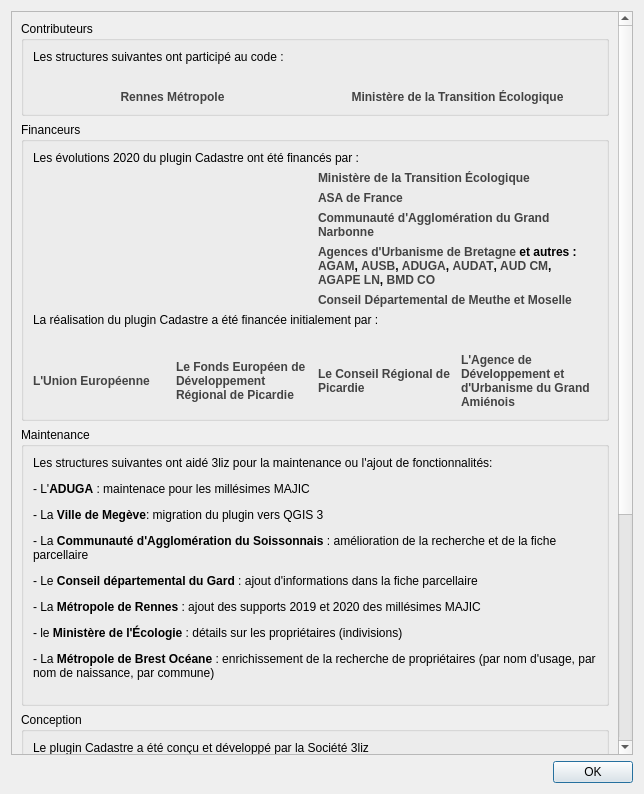
First picture: the form in cadastre/forms/cadastre_about_form.ui, repository 3liz/QgisCadastrePlugin, before the edit.
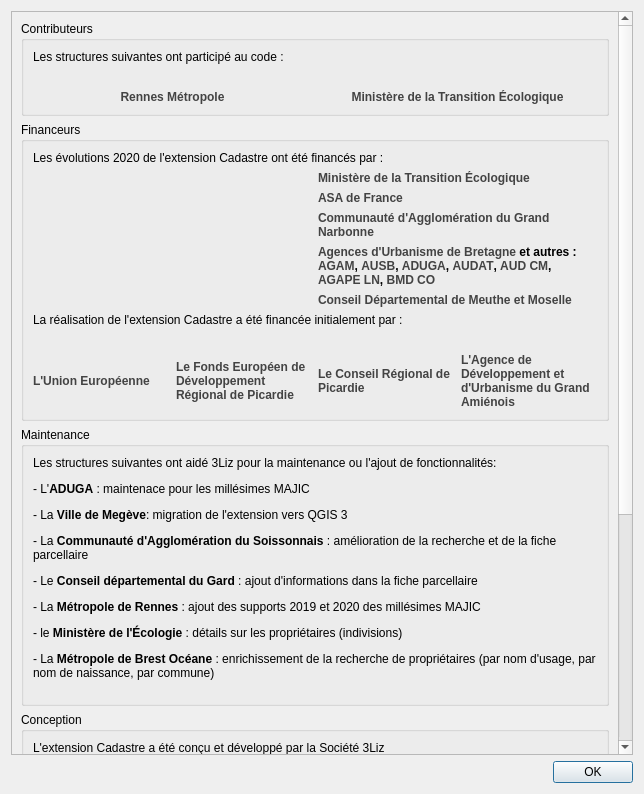
Second picture: the form after the edit.

Commit message: Plugin -> Extension, 3liz -> 3Liz dans un fichier UI

Patch:
```diff
--- a/cadastre/forms/cadastre_about_form.ui
+++ b/cadastre/forms/cadastre_about_form.ui
@@ -122,7 +122,7 @@
           <item>
            <widget class="QLabel" name="label_8">
             <property name="text">
-             <string>Les évolutions 2020 du plugin Cadastre ont été financés par :</string>
+             <string>Les évolutions 2020 de l'extension Cadastre ont été financés par :</string>
             </property>
            </widget>
           </item>
@@ -287,7 +287,7 @@
           <item>
            <widget class="QLabel" name="label_5">
             <property name="text">
-             <string>La réalisation du plugin Cadastre a été financée initialement par :</string>
+             <string>La réalisation de l'extension Cadastre a été financée initialement par :</string>
             </property>
             <property name="wordWrap">
              <bool>true</bool>
@@ -474,7 +474,7 @@
           <item>
            <widget class="QLabel" name="label_21">
             <property name="text">
-             <string>&lt;html&gt;&lt;head/&gt;&lt;body&gt;&lt;p&gt;Les structures suivantes ont aidé 3liz pour la maintenance ou l'ajout de fonctionnalités:&lt;/p&gt;&lt;p&gt;- L'&lt;span style=&quot; font-weight:600;&quot;&gt;ADUGA&lt;/span&gt; : maintenace pour les millésimes MAJIC&lt;/p&gt;&lt;p&gt;- La &lt;span style=&quot; font-weight:600;&quot;&gt;Ville de Megève&lt;/span&gt;: migration du plugin vers QGIS 3&lt;/p&gt;&lt;p&gt;- La &lt;span style=&quot; font-weight:600;&quot;&gt;Communauté d'Agglomération du Soissonnais&lt;/span&gt; : amélioration de la recherche et de la fiche parcellaire&lt;/p&gt;&lt;p&gt;- Le &lt;span style=&quot; font-weight:600;&quot;&gt;Conseil départemental du Gard&lt;/span&gt; : ajout d'informations dans la fiche parcellaire&lt;/p&gt;&lt;p&gt;- La &lt;span style=&quot; font-weight:600;&quot;&gt;Métropole de Rennes&lt;/span&gt; : ajout des supports 2019 et 2020 des millésimes MAJIC&lt;/p&gt;&lt;p&gt;- le &lt;span style=&quot; font-weight:600;&quot;&gt;Ministère de l'Écologie&lt;/span&gt; : détails sur les propriétaires (indivisions)&lt;/p&gt; - La &lt;span style=&quot; font-weight:600;&quot;&gt;Métropole de Brest Océane&lt;/span&gt; : enrichissement de la recherche de propriétaires (par nom d'usage, par nom de naissance, par commune)&lt;/p&gt;&lt;p&gt;&lt;/body&gt;&lt;/html&gt;</string>
+             <string>&lt;html&gt;&lt;head/&gt;&lt;body&gt;&lt;p&gt;Les structures suivantes ont aidé 3Liz pour la maintenance ou l'ajout de fonctionnalités:&lt;/p&gt;&lt;p&gt;- L'&lt;span style=&quot; font-weight:600;&quot;&gt;ADUGA&lt;/span&gt; : maintenace pour les millésimes MAJIC&lt;/p&gt;&lt;p&gt;- La &lt;span style=&quot; font-weight:600;&quot;&gt;Ville de Megève&lt;/span&gt;: migration de l'extension vers QGIS 3&lt;/p&gt;&lt;p&gt;- La &lt;span style=&quot; font-weight:600;&quot;&gt;Communauté d'Agglomération du Soissonnais&lt;/span&gt; : amélioration de la recherche et de la fiche parcellaire&lt;/p&gt;&lt;p&gt;- Le &lt;span style=&quot; font-weight:600;&quot;&gt;Conseil départemental du Gard&lt;/span&gt; : ajout d'informations dans la fiche parcellaire&lt;/p&gt;&lt;p&gt;- La &lt;span style=&quot; font-weight:600;&quot;&gt;Métropole de Rennes&lt;/span&gt; : ajout des supports 2019 et 2020 des millésimes MAJIC&lt;/p&gt;&lt;p&gt;- le &lt;span style=&quot; font-weight:600;&quot;&gt;Ministère de l'Écologie&lt;/span&gt; : détails sur les propriétaires (indivisions)&lt;/p&gt; - La &lt;span style=&quot; font-weight:600;&quot;&gt;Métropole de Brest Océane&lt;/span&gt; : enrichissement de la recherche de propriétaires (par nom d'usage, par nom de naissance, par commune)&lt;/p&gt;&lt;p&gt;&lt;/body&gt;&lt;/html&gt;</string>
             </property>
             <property name="textFormat">
              <enum>Qt::RichText</enum>
@@ -496,7 +496,7 @@
           <item>
            <widget class="QLabel" name="label_10">
             <property name="text">
-             <string>Le plugin Cadastre a été conçu et développé par la Société 3liz</string>
+             <string>L'extension Cadastre a été conçu et développé par la Société 3Liz</string>
             </property>
             <property name="wordWrap">
              <bool>true</bool>
```
Left out of the diff: 6 changed lines with no effect on the pictures.
